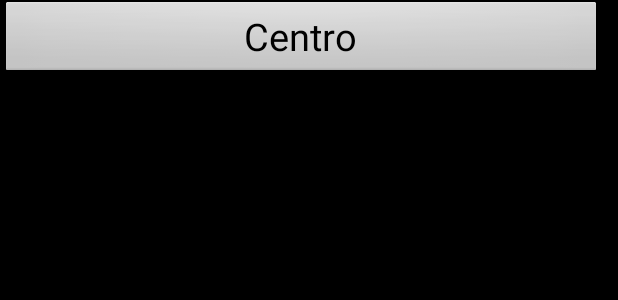
After one commit to jialbanc/RutEspol, an Android app: the layout sliding_pane_layout.xml on its own in the app's theme, with its tools: preview values and no code run, on a phone screen of 412 x 824 dp. The commit adds this screen. Shown: the top 300 px of the screen. Run offline under Robolectric (Android 15) with nearby library versions, the phone set to English and light mode, and no system bars.

Commit message:
Añadidos nuevos imagenes para botones

```diff
--- a/app/src/main/res/layout/choose_rout_dialog.xml
+++ b/app/src/main/res/layout/choose_rout_dialog.xml
@@ -17,7 +17,6 @@
             android:text="Norte A"
             android:id="@+id/ruta_norte_a"
             android:textSize="25sp"
-
             />
 
         <Button
--- /dev/null
+++ b/app/src/main/res/layout/sliding_pane_layout.xml
@@ -0,0 +1,25 @@
+<?xml version="1.0" encoding="utf-8"?>
+
+<android.support.v4.widget.SlidingPaneLayout
+    xmlns:android="http://schemas.android.com/apk/res/android"
+    android:id="@+id/slidingPane"
+    android:layout_width="match_parent"
+    android:layout_height="match_parent">
+
+    <Button
+        android:layout_column="0"
+        android:layout_margin="5dp"
+        android:layout_width="wrap_content"
+        android:layout_height="wrap_content"
+        android:text="Centro"
+        android:id="@+id/ruta_centro"
+        android:textSize="25sp"
+
+        />
+
+    <FrameLayout
+        android:layout_width="match_parent"
+        android:layout_height="match_parent"
+        android:id="@+id/fragmentContainer"/>
+
+</android.support.v4.widget.SlidingPaneLayout>
```
Also changed, not shown: app/src/main/java/com/example/rutespol/MainMenu.java (+26 -0 lines), app/src/main/res/layout/mainmenu_layout.xml (+24 -0 lines), app/src/main/res/layout/menu_dialog.xml (+12 -10 lines), app/src/main/res/drawable-xxhdpi/buscar_paradero.png (added), app/src/main/res/drawable-xxhdpi/rutas_espol.png (added).
